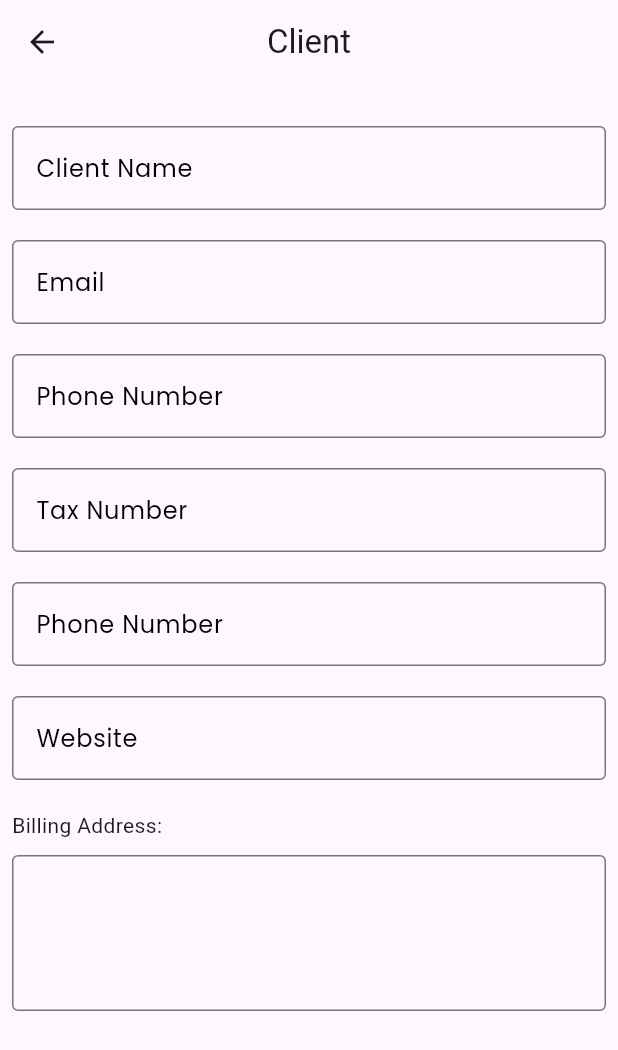
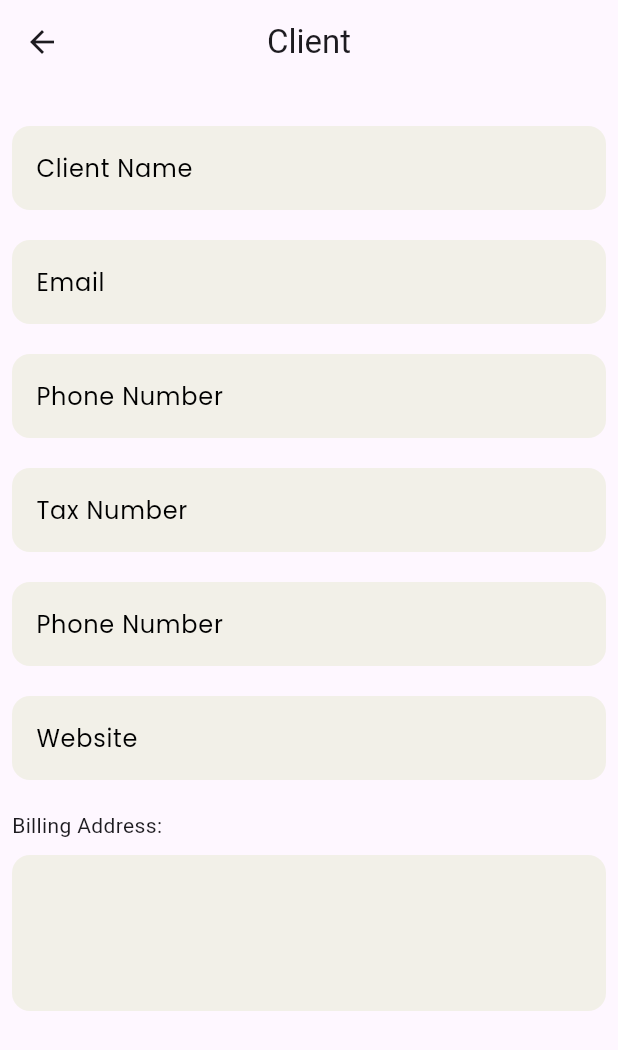
Before and after one commit to Rafayxee/invoizo, a Flutter app: the BillToView screen opened directly, on a phone screen of 412 x 824 dp. Shown: the top 1050 px of the screen. Run offline on Flutter 3.47's test engine with Material 3 defaults, Android fonts, the phone set to English and light mode, and no system bars; our stand-ins replace flutter_screenutil, google_fonts, image_picker.

Commit message:
screen util added, changed icon color of bottom nav bar, text field customization

```diff
--- a/lib/view/home/home_screen.dart
+++ b/lib/view/home/home_screen.dart
@@ -8,6 +8,7 @@ class HomeScreen extends StatelessWidget {
     return Scaffold(
       backgroundColor: Colors.white,
       appBar: AppBar(
+        backgroundColor: Colors.white,
         title: const Text("Invoice"),
         centerTitle: true,
       ),
--- a/lib/widgets/ktext_field.dart
+++ b/lib/widgets/ktext_field.dart
@@ -1,11 +1,13 @@
 import 'package:flutter/material.dart';
 import 'package:flutter/services.dart';
+import 'package:flutter_screenutil/flutter_screenutil.dart';
 import 'package:google_fonts/google_fonts.dart';
 
 class KTextField extends StatelessWidget {
   final String? title;
   final String? hintText;
-  final TextEditingController controller;
+  final TextAlign? textAlign;
+  final TextEditingController? controller;
   final List<TextInputFormatter>? inputFormatters;
   final int? maxLines;
   final ValueChanged<String>? onFieldSubmitted;
@@ -18,7 +20,7 @@ class KTextField extends StatelessWidget {
       {super.key,
       this.title,
       this.hintText,
-      required this.controller,
+      this.controller,
       this.inputFormatters,
       this.maxLines,
       this.onFieldSubmitted,
@@ -26,7 +28,8 @@ class KTextField extends StatelessWidget {
       this.alignLabelWithHint,
       this.prefixIcon,
       this.labelText,
-      this.keyboard});
+      this.keyboard,
+      this.textAlign});
 
   @override
   Widget build(BuildContext context) {
@@ -37,23 +40,28 @@ class KTextField extends StatelessWidget {
       onFieldSubmitted: onFieldSubmitted,
       inputFormatters: inputFormatters,
       maxLines: maxLines,
+      textAlign: textAlign ?? TextAlign.start,
       controller: controller,
       cursorColor: const Color.fromRGBO(61, 60, 60, 1),
       decoration: InputDecoration(
+          fillColor: const Color(0xFFF2F0E8),
+          filled: true,
           prefixIcon: prefixIcon,
           alignLabelWithHint: alignLabelWithHint,
           labelText: title,
           labelStyle: GoogleFonts.poppins(color: Colors.black),
-          border: const OutlineInputBorder(),
+          border: const OutlineInputBorder(
+            borderSide: BorderSide.none,
+            borderRadius: BorderRadius.all(Radius.circular(12)),
+          ),
           focusedBorder: const OutlineInputBorder(
-            borderSide: BorderSide(
-              width: 0,
-              color: Color.fromRGBO(64, 60, 60, 1),
-            ),
+            borderSide: BorderSide.none,
+            borderRadius: BorderRadius.all(Radius.circular(12)),
           ),
           hintText: hintText,
-          hintStyle: GoogleFonts.poppins(
-            color: Colors.grey,
+          hintStyle: GoogleFonts.inter(
+            fontSize: 16.sp,
+            color: const Color(0xFF9C854A),
           )),
     );
   }
--- a/pubspec.yaml
+++ b/pubspec.yaml
@@ -38,6 +38,7 @@ dependencies:
   google_fonts: ^6.2.1
   provider: ^6.1.4
   image_picker: ^1.1.2
+  flutter_screenutil: ^5.9.3
 
 dev_dependencies:
   flutter_test:
```
Also changed, not shown: lib/main.dart (+13 -6 lines), lib/view/Invoice/new_invoice_screen.dart (added, +70 -0 lines), lib/view/main_screen.dart (+15 -9 lines), pubspec.lock.
